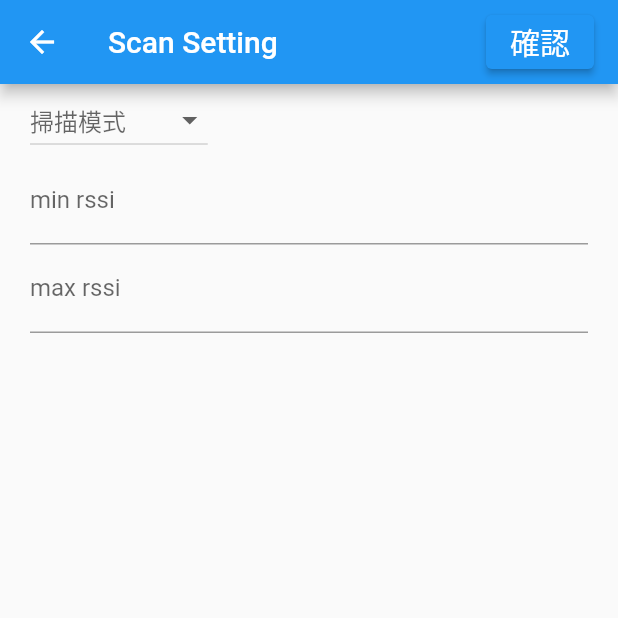
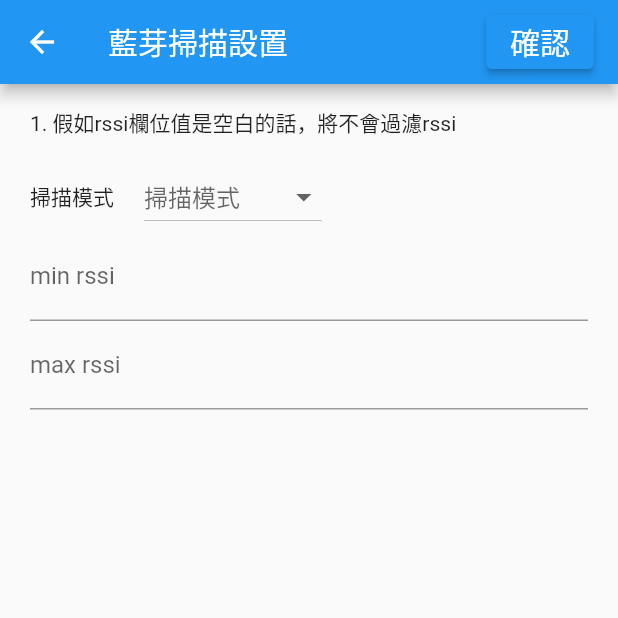
Before and after one commit to CPMoviePHil/tile_clone, a Flutter app: the Scan screen opened directly, on a phone screen of 412 x 824 dp, the top half of it. Run offline on Flutter 3.47's test engine with Material 2 defaults, Android fonts, the phone set to English and light mode, and no system bars; our stand-ins replace bloc, equatable, flutter_bloc, flutter_bluetooth_serial, flutter_slidable, shared_preferences; missing offline and left inert: flutter_reactive_ble; accounts and stored records are empty; statements that could not run were skipped.

Commit message:
掃描設定文字敘述新增

```diff
--- a/lib/screen/page/subpage/ble_scan.dart
+++ b/lib/screen/page/subpage/ble_scan.dart
@@ -79,7 +79,7 @@ class _Scan extends State<Scan> {
             mainAxisAlignment: MainAxisAlignment.spaceBetween,
             children: [
               Text(
-                'Scan Setting',
+                '藍芽掃描設置',
                 style: TextStyle(
                   fontSize: 20,
                 ),
@@ -133,10 +133,26 @@ class _Scan extends State<Scan> {
         body: Container(
           padding: EdgeInsets.symmetric(horizontal: 20,),
           child: Column(
+            crossAxisAlignment: CrossAxisAlignment.start,
             children: [
+              SizedBox(
+                height: 15,
+              ),
+              Text(
+                '1. 假如rssi欄位值是空白的話，將不會過濾rssi',
+              ),
+              SizedBox(
+                height: 15,
+              ),
               Row(
                 mainAxisAlignment: MainAxisAlignment.start,
                 children: [
+                  Padding(
+                    padding: EdgeInsets.only(right: 20,),
+                    child: Text(
+                      '掃描模式',
+                    ),
+                  ),
                   BlocBuilder<ScanDropdownBloc, ScanDropdownState>(
                     builder: (context, state) {
                       String dropdownText;
```
